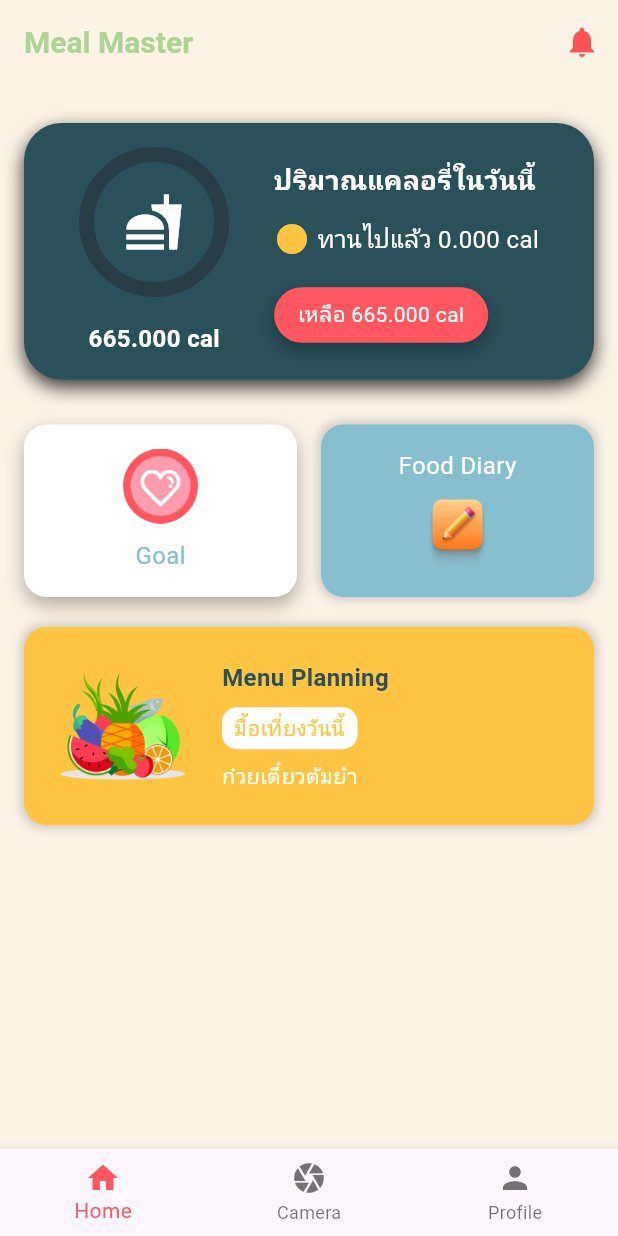
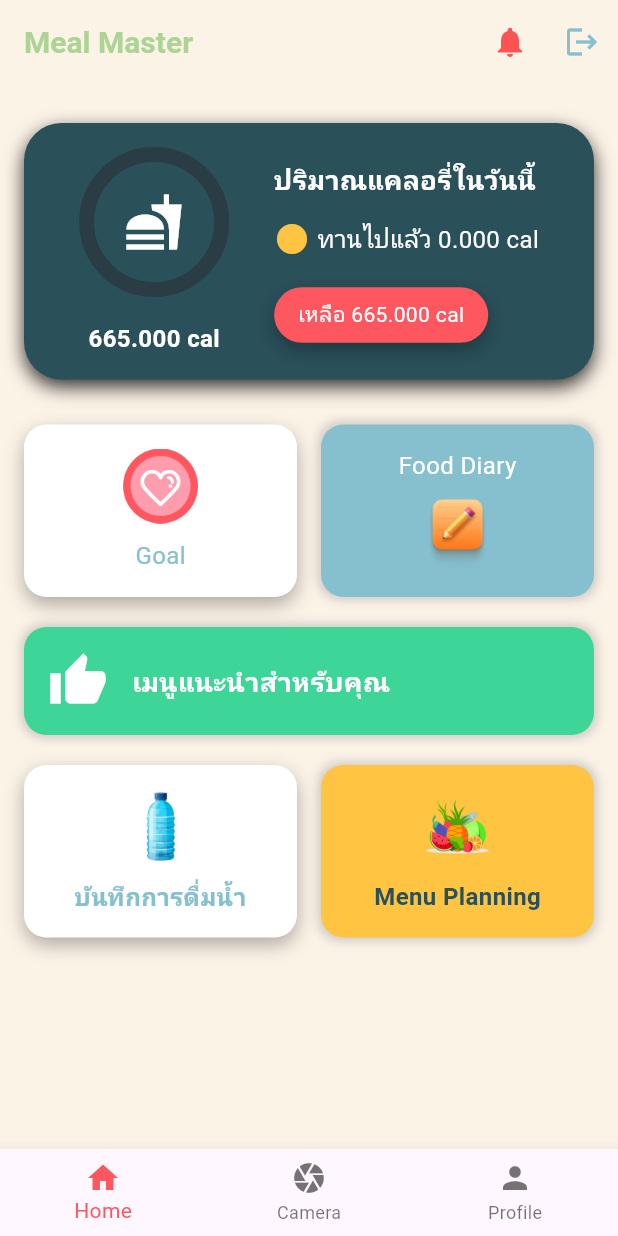
Before and after one commit to tinepanupong1/project_app, a Flutter app: the HomeScreen screen opened directly, on a phone screen of 412 x 824 dp. Run offline on Flutter 3.47's test engine with Material 3 defaults, Android fonts, the phone set to English and light mode, and no system bars; drawn by our look-alikes of percent_indicator; our stand-ins replace cloud_firestore, firebase_auth, firebase_core, firebase_storage, fl_chart, flutter_local_notifications and 4 more; accounts and stored records are empty; Roboto replaces fonts that are missing (Jua).

Commit message:
Update weight control / home / add recommen

```diff
--- a/lib/screen/homescreen.dart
+++ b/lib/screen/homescreen.dart
@@ -6,10 +6,12 @@ import 'package:intl/intl.dart';
 import 'package:project_app/component/constant.dart';
 import 'package:project_app/screen/bottom_navbar.dart';
 import 'package:project_app/screen/goal_screen.dart';
+import 'package:project_app/screen/loginscreen.dart';
+import 'package:project_app/screen/recommendation_screen.dart';
 import 'package:project_app/screen/planmenuscreen.dart';
+import 'package:project_app/screen/waterscreen.dart';
 import 'fooddiaryscreen.dart';
 import 'package:project_app/screen/notification.dart';
-
 
 class HomeScreen extends StatefulWidget {
   const HomeScreen({super.key});
@@ -21,10 +23,11 @@ class HomeScreen extends StatefulWidget {
 class _HomeScreenState extends State<HomeScreen> {
   double tdee = 0;
   double consumedCalories = 0;
-
+  String? _uid;
   @override
   void initState() {
     super.initState();
+    _uid = FirebaseAuth.instance.currentUser?.uid;
     fetchUserData();
   }
 
@@ -48,7 +51,13 @@ class _HomeScreenState extends State<HomeScreen> {
             : null;
 
         double calculatedTDEE = calculateAndSaveTDEE(
-          gender, weight, height, age, disease, activity, goalType,
+          gender,
+          weight,
+          height,
+          age,
+          disease,
+          activity,
+          goalType,
         );
 
         setState(() {
@@ -93,7 +102,8 @@ class _HomeScreenState extends State<HomeScreen> {
     }
   }
 
-  double calculateBMR(String gender, double weight, double height, int age, String disease) {
+  double calculateBMR(
+      String gender, double weight, double height, int age, String disease) {
     double bmr = 0.0;
     if (disease == 'โรคอ้วน') {
       bmr = (gender == 'ชาย')
@@ -111,16 +121,23 @@ class _HomeScreenState extends State<HomeScreen> {
 
   double getActivityFactor(String activity) {
     switch (activity) {
-      case 'นั่งทำงานอยู่กับที่และไม่ได้ออกกำลังกายเลย': return 1.2;
-      case 'ออกกำลังกายหรือเล่นกีฬาเล็กน้อยประมาณอาทิตย์ละ 1-3 วัน': return 1.375;
-      case 'ออกกำลังกายหรือเล่นกีฬาปานกลางประมาณอาทิตย์ละ 3-5 วัน': return 1.55;
-      case 'ออกกำลังกายหรือเล่นกีฬาอย่างหนักประมาณอาทิตย์ละ 6-7 วัน': return 1.725;
-      case 'ออกกำลังกายหรือเล่นที่กีฬาอย่างหนักมากทุกวันเช้า และเย็น': return 1.9;
-      default: return 1.0;
+      case 'นั่งทำงานอยู่กับที่และไม่ได้ออกกำลังกายเลย':
+        return 1.2;
+      case 'ออกกำลังกายหรือเล่นกีฬาเล็กน้อยประมาณอาทิตย์ละ 1-3 วัน':
+        return 1.375;
+      case 'ออกกำลังกายหรือเล่นกีฬาปานกลางประมาณอาทิตย์ละ 3-5 วัน':
+        return 1.55;
+      case 'ออกกำลังกายหรือเล่นกีฬาอย่างหนักประมาณอาทิตย์ละ 6-7 วัน':
+        return 1.725;
+      case 'ออกกำลังกายหรือเล่นที่กีฬาอย่างหนักมากทุกวันเช้า และเย็น':
+        return 1.9;
+      default:
+        return 1.0;
     }
   }
 
-  double calculateAndSaveTDEE(String gender, double weight, double height, int age, String disease, String selectedActivity, String? goalType) {
+  double calculateAndSaveTDEE(String gender, double weight, double height,
+      int age, String disease, String selectedActivity, String? goalType) {
     double bmr = calculateBMR(gender, weight, height, age, disease);
     double activityFactor = getActivityFactor(selectedActivity);
     double calculatedTDEE = bmr * activityFactor;
@@ -138,7 +155,10 @@ class _HomeScreenState extends State<HomeScreen> {
   Future<void> saveTDEEToFirestore(double tdee) async {
     User? user = FirebaseAuth.instance.currentUser;
     if (user != null) {
-      await FirebaseFirestore.instance.collection('users').doc(user.uid).update({
+      await FirebaseFirestore.instance
+          .collection('users')
+          .doc(user.uid)
+          .update({
         'tdee': tdee,
       });
     }
@@ -172,8 +192,20 @@ IconButton(
                 MaterialPageRoute(builder: (context) => NotificationScreen()),
               );
             },
-)
-
+          ),
+          IconButton(
+            icon: const Icon(Icons.logout, color: backgroundBlue),
+            onPressed: () {
+              if (_uid != null) {
+                Navigator.push(
+                  context,
+                  MaterialPageRoute(
+                    builder: (_) => LoginScreen(),
+                  ),
+                );
+              }
+            },
+          ),
         ],
       ),
       body: SingleChildScrollView(
@@ -190,8 +222,53 @@ IconButton(
             const SizedBox(height: 30),
             GoalAndDiaryRow(onDiaryBack: fetchConsumedCalories),
             const SizedBox(height: 20),
-            MenuPlanningCard(),
-            const SizedBox(height: 30),
+            // ★ ปุ่ม “หน้าแนะนำเมนู” ★
+            GestureDetector(
+              onTap: () {
+                if (_uid != null) {
+                  Navigator.push(
+                    context,
+                    MaterialPageRoute(
+                      builder: (_) => RecommendationScreen(userId: _uid!),
+                    ),
+                  );
+                }
+              },
+              child: Container(
+                padding: const EdgeInsets.all(16),
+                margin: const EdgeInsets.only(bottom: 20),
+                decoration: BoxDecoration(
+                  color: backgroundGreen,
+                  borderRadius: BorderRadius.circular(15),
+                  boxShadow: [
+                    BoxShadow(
+                      color: Colors.grey.withOpacity(0.5),
+                      spreadRadius: 2,
+                      blurRadius: 5,
+                    ),
+                  ],
+                ),
+                child: const Row(
+                  children: [
+                    Icon(Icons.thumb_up, size: 40, color: Colors.white),
+                    SizedBox(width: 16),
+                    Text(
+                      'เมนูแนะนำสำหรับคุณ',
+                      style: TextStyle(
+                        color: Colors.white,
+                        fontSize: 18,
+                        fontWeight: FontWeight.bold,
+                      ),
+                    ),
+                  ],
+                ),
+              ),
+            ),
+            //const SizedBox(height: 10),
+            WaterAndPlanRow(
+              onDiaryBack: () {},
+            ),
+            const SizedBox(height: 20),
           ],
         ),
       ),
@@ -214,6 +291,63 @@ class GoalAndDiaryRow extends StatelessWidget {
         const SizedBox(width: 16),
         Expanded(child: FoodDiaryCard(onBack: onDiaryBack)),
       ],
+    );
+  }
+}
+
+class WaterAndPlanRow extends StatelessWidget {
+  final VoidCallback onDiaryBack;
+
+  const WaterAndPlanRow({super.key, required this.onDiaryBack});
+
+  @override
+  Widget build(BuildContext context) {
+    return Row(
+      mainAxisAlignment: MainAxisAlignment.spaceBetween,
+      children: [
+        Expanded(child: Water()),
+        const SizedBox(width: 16),
+        Expanded(child: MenuPlanningCard()),
+      ],
+    );
+  }
+}
+
+class Water extends StatelessWidget {
+  @override
+  Widget build(BuildContext context) {
+    return GestureDetector(
+      onTap: () {
+        Navigator.push(
+          context,
+          MaterialPageRoute(builder: (context) => Waterscreen()),
+        );
+      },
+      child: Container(
+        padding: const EdgeInsets.all(16),
+        decoration: BoxDecoration(
+          color: Colors.white,
+          borderRadius: BorderRadius.circular(15),
+          boxShadow: [
+            BoxShadow(
+              color: Colors.black.withOpacity(0.3),
+              blurRadius: 10.0,
+              offset: const Offset(0, 5),
+            ),
+          ],
+        ),
+        child: const Column(
+          children: [
+            Image(
+              image: AssetImage('assets/images/water.png'),
+              height: 50,
+            ),
+            SizedBox(height: 10),
+            Text('บันทึกการดื่มน้ำ',
+                style: TextStyle(fontSize: 16, color: backgroundBlue,fontWeight: FontWeight.bold)),
+          ],
+        ),
+      ),
     );
   }
 }
@@ -288,7 +422,8 @@ class FoodDiaryCard extends StatelessWidget {
         ),
         child: const Column(
           children: [
-            Text('Food Diary', style: TextStyle(fontSize: 16, color: Colors.white)),
+            Text('Food Diary',
+                style: TextStyle(fontSize: 16, color: Colors.white)),
             SizedBox(height: 10),
             Image(
               image: AssetImage("assets/images/FoodDiary.png"),
@@ -308,7 +443,11 @@ class MenuPlanningCard extends StatelessWidget {
       onTap: () {
         Navigator.push(
           context,
-          MaterialPageRoute(builder: (context) => PlanMenuScreen()),
+          MaterialPageRoute(
+            builder: (context) => PlanMenuScreen(
+              userId: '',
+            ),
+          ),
         );
       },
       child: Container(
@@ -324,19 +463,15 @@ class MenuPlanningCard extends StatelessWidget {
             ),
           ],
         ),
-        child: Row(
+        child: const Column(
+          mainAxisSize: MainAxisSize.min,
           children: [
-            Image.asset(
-              'assets/images/healthy.png',
-              width: 100,
-              height: 100,
-              fit: BoxFit.cover,
+            Image(
+              image: AssetImage('assets/images/healthy.png'),
+              height: 50,
             ),
-            const SizedBox(width: 16),
-            Column(
-              crossAxisAlignment: CrossAxisAlignment.start,
-              children: [
-                const Text(
+            SizedBox(height: 10),
+            Text(
               'Menu Planning',
               style: TextStyle(
                 color: backgroundHead,
@@ -344,37 +479,13 @@ class MenuPlanningCard extends StatelessWidget {
                 fontWeight: FontWeight.bold,
               ),
             ),
-                const SizedBox(height: 8),
-                Container(
-                  padding: const EdgeInsets.symmetric(
-                      vertical: 4.0, horizontal: 8.0),
-                  decoration: BoxDecoration(
-                    color: Colors.white,
-                    borderRadius: BorderRadius.circular(10),
-                  ),
-                  child: const Text(
-                    'มื้อเที่ยงวันนี้',
-                    style: TextStyle(
-                      color: backgroundYellow,
-                      fontSize: 14,
-                    ),
-                  ),
-                ),
-                const SizedBox(height: 8),
-                const Text(
-                  'ก๋วยเตี๋ยวต้มยำ',
-                  style: TextStyle(
-                    color: Colors.white,
-                  ),
-                ),
-              ],
-            ),
           ],
         ),
       ),
     );
   }
 }
+
 
 class CalorieCard extends StatelessWidget {
   final double tdee;
@@ -457,7 +568,8 @@ class CalorieCard extends StatelessWidget {
               ),
               const SizedBox(height: 20),
               Container(
-                padding: const EdgeInsets.symmetric(vertical: 8, horizontal: 16),
+                padding:
+                    const EdgeInsets.symmetric(vertical: 8, horizontal: 16),
                 decoration: BoxDecoration(
                   color: backgroundPink,
                   borderRadius: BorderRadius.circular(23),
--- a/pubspec.yaml
+++ b/pubspec.yaml
@@ -54,6 +54,8 @@ dependencies:
   intl: ^0.17.0
   fl_chart: ^0.40.0
   firebase_storage: ^11.7.7
+  url_launcher: ^6.1.7
+  youtube_player_flutter: ^8.1.0
 
 
 dev_dependencies:
```
Also changed, not shown: lib/screen/goal_screen.dart (+0 -9 lines), lib/screen/recommendation_screen.dart (added, +189 -0 lines), lib/screen/weight_control_screen.dart (+170 -127 lines), assets/images/water.png (added). Lines whose indentation alone changed are shown as unchanged.
